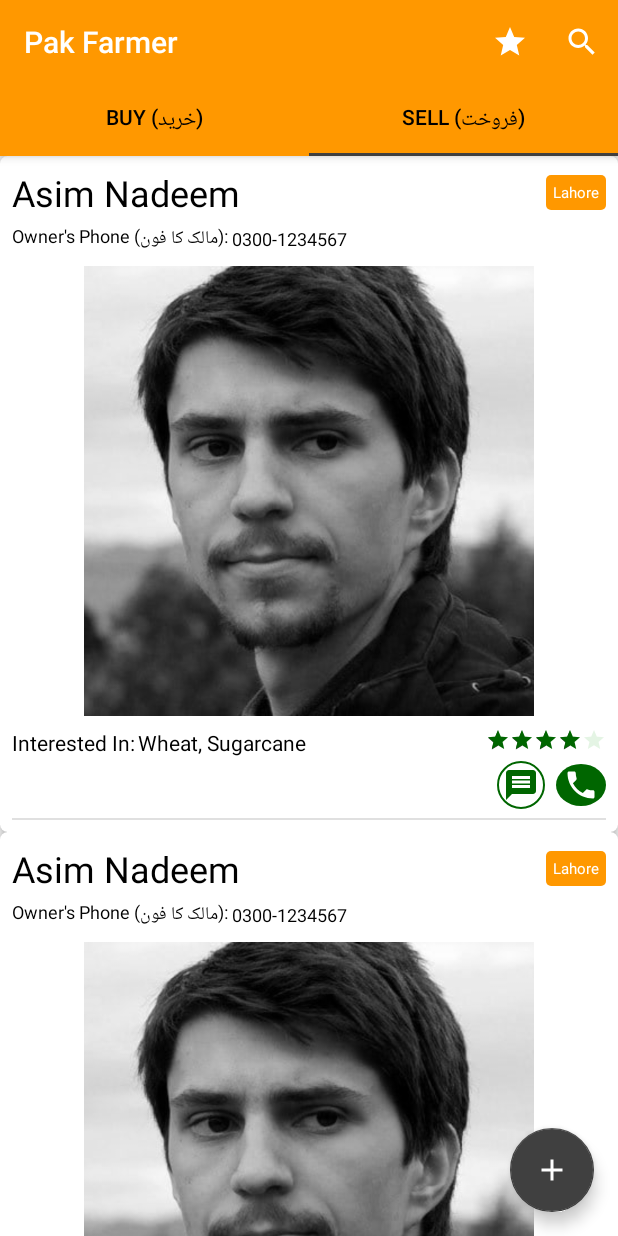
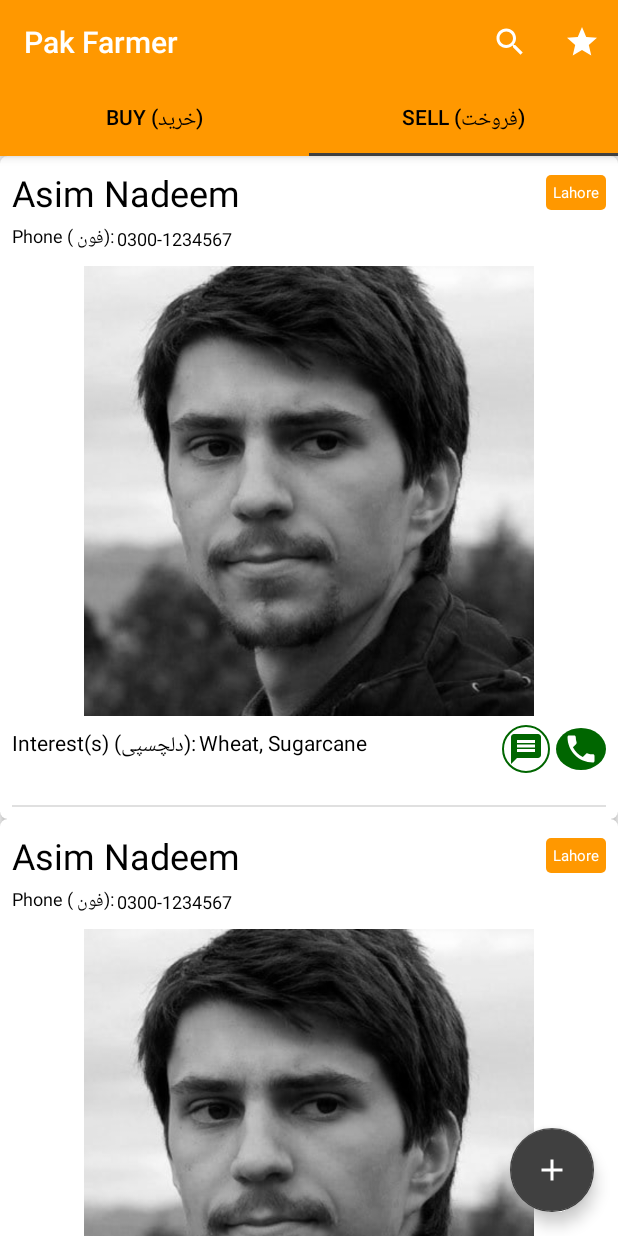
Before and after one commit to The-Sparkers/Agri-Project, an Android app: the screen it shows after launch (MainActivity), tab 2 chosen, on a phone screen of 412 x 824 dp. Run offline under Robolectric (Android 15) with nearby library versions, the phone set to English and light mode, and no system bars.

Commit message:
UI fixes

```diff
--- a/MobileApp/app/src/main/java/com/sparkerz/pakfarmers/MainActivity.java
+++ b/MobileApp/app/src/main/java/com/sparkerz/pakfarmers/MainActivity.java
@@ -24,6 +24,7 @@ public class MainActivity extends AppCompatActivity implements BuyAdFragment.OnL
     protected void onCreate(Bundle savedInstanceState) {
         super.onCreate(savedInstanceState);
         setContentView(R.layout.activity_main);
+        initToolbar();
         SectionsPagerAdapter sectionsPagerAdapter = new SectionsPagerAdapter(this, getSupportFragmentManager());
         ViewPager viewPager = findViewById(R.id.view_pager);
         viewPager.setAdapter(sectionsPagerAdapter);
@@ -38,6 +39,10 @@ public class MainActivity extends AppCompatActivity implements BuyAdFragment.OnL
                         .setAction("Action", null).show();
             }
         });
+
+    }
+
+    private void initToolbar(){
         Toolbar toolbar =findViewById(R.id.toolbar);
         setSupportActionBar(toolbar);
         Objects.requireNonNull(getSupportActionBar()).setTitle(R.string.app_name);
--- a/MobileApp/app/src/main/res/layout/fragment_sellad.xml
+++ b/MobileApp/app/src/main/res/layout/fragment_sellad.xml
@@ -15,20 +15,19 @@
             android:id="@+id/btnCall"
             android:layout_width="wrap_content"
             android:layout_height="wrap_content"
-            android:layout_marginTop="8dp"
             android:background="@drawable/bg_call_broker_btn"
-            app:layout_constraintEnd_toEndOf="@+id/rateBroker"
-            app:layout_constraintTop_toBottomOf="@+id/rateBroker"
+            app:layout_constraintEnd_toEndOf="@+id/imageView"
+            app:layout_constraintTop_toTopOf="@+id/txtInterests"
             app:srcCompat="@drawable/ic_phone_white_24dp" />
 
         <ImageButton
             android:id="@+id/btnMessage"
             android:layout_width="wrap_content"
             android:layout_height="wrap_content"
+            android:layout_marginEnd="4dp"
             android:background="@drawable/bg_message_btn"
             app:layout_constraintBottom_toBottomOf="@+id/btnCall"
             app:layout_constraintEnd_toStartOf="@+id/btnCall"
-            app:layout_constraintStart_toStartOf="@+id/rateBroker"
             app:layout_constraintTop_toTopOf="@+id/btnCall"
             app:srcCompat="@drawable/ic_message_white_24dp" />
 
@@ -42,25 +41,12 @@
             app:layout_constraintTop_toBottomOf="@+id/textView8"
             app:srcCompat="@drawable/agri_4" />
 
-        <RatingBar
-            android:id="@+id/rateBroker"
-            style="@style/RatingBar"
-            android:layout_width="wrap_content"
-            android:layout_height="wrap_content"
-            android:numStars="5"
-            android:progressBackgroundTint="@color/colorSecondaryLight"
-            android:progressTint="@color/colorSecondary"
-            android:rating="4"
-            android:stepSize="0.1"
-            app:layout_constraintEnd_toEndOf="@+id/imageView"
-            app:layout_constraintTop_toTopOf="@+id/txtInterests" />
-
         <TextView
             android:id="@+id/textView8"
             android:layout_width="wrap_content"
             android:layout_height="wrap_content"
             android:layout_marginTop="4dp"
-            android:text="@string/text_phone"
+            android:text="@string/broker_phone"
             android:textColor="@color/colorTextPositive"
             android:textSize="12sp"
             app:layout_constraintStart_toStartOf="@+id/txtBrokerName"
@@ -111,7 +97,7 @@
             android:layout_marginEnd="4dp"
             android:text="Wheat, Sugarcane"
             android:textColor="@color/colorTextPositive"
-            app:layout_constraintEnd_toStartOf="@+id/rateBroker"
+            app:layout_constraintEnd_toStartOf="@+id/btnMessage"
             app:layout_constraintStart_toEndOf="@+id/textView4"
             app:layout_constraintTop_toTopOf="@+id/textView4" />
 
@@ -133,12 +119,12 @@
             android:id="@+id/divider2"
             android:layout_width="0dp"
             android:layout_height="1dp"
-            android:layout_marginTop="8dp"
+            android:layout_marginTop="32dp"
             android:layout_marginBottom="8dp"
             android:background="?android:attr/listDivider"
             app:layout_constraintBottom_toBottomOf="parent"
             app:layout_constraintEnd_toEndOf="@+id/btnCall"
             app:layout_constraintStart_toStartOf="@+id/textView4"
-            app:layout_constraintTop_toBottomOf="@+id/btnCall" />
+            app:layout_constraintTop_toBottomOf="@+id/txtInterests" />
     </androidx.constraintlayout.widget.ConstraintLayout>
 </androidx.cardview.widget.CardView>
--- a/MobileApp/app/src/main/res/layout/fragment_sellad_list.xml
+++ b/MobileApp/app/src/main/res/layout/fragment_sellad_list.xml
@@ -8,6 +8,7 @@
     android:layout_height="match_parent"
     android:layout_marginLeft="16dp"
     android:layout_marginRight="16dp"
+    android:layout_marginBottom="16dp"
     app:layoutManager="LinearLayoutManager"
     tools:context=".fragments.sellfragment.SellAdFragment"
     tools:listitem="@layout/fragment_sellad" />
--- a/MobileApp/app/src/main/res/menu/sell_menu.xml
+++ b/MobileApp/app/src/main/res/menu/sell_menu.xml
@@ -1,6 +1,12 @@
 <?xml version="1.0" encoding="utf-8"?>
 <menu xmlns:android="http://schemas.android.com/apk/res/android"
     xmlns:app="http://schemas.android.com/apk/res-auto">
+    <item
+        android:id="@+id/app_bar_search_brokers"
+        android:icon="@drawable/ic_search_black_24dp"
+        android:title="@string/search"
+        app:actionViewClass="android.widget.SearchView"
+        app:showAsAction="always" />
     <group android:id="@+id/menuGroupAccount" >
         <item
             android:id="@+id/menuItemFavoriteBrokers"
@@ -8,10 +14,4 @@
             android:title="@string/favorites"
             app:showAsAction="ifRoom" />
     </group>
-    <item
-        android:id="@+id/app_bar_search_brokers"
-        android:icon="@drawable/ic_search_black_24dp"
-        android:title="@string/search"
-        app:actionViewClass="android.widget.SearchView"
-        app:showAsAction="always" />
 </menu>
--- a/MobileApp/app/src/main/res/values/strings.xml
+++ b/MobileApp/app/src/main/res/values/strings.xml
@@ -8,7 +8,7 @@
     <string name="text_price">Price (قیمت):</string>
     <string name="text_view_details_btn">Detail (تفصیل)</string>
     <string name="text_advertisement_image">Advertisement Image</string>
-    <string name="text_interested_in">Interested In:</string>
+    <string name="text_interested_in">Interest(s) (دلچسپی):</string>
     <string name="text_phone">Owner\'s Phone (مالک کا فون):</string>
     <string name="text_quality">Quality (معیار): </string>
     <string name="text_farmer_s_detail">"Farmer's Detail (کسان کی تفصیل): "</string>
@@ -21,4 +21,5 @@
     <string name="text_profile">Profile</string>
     <string name="text_view_vegetables">View Vegetables (سبزیاں)</string>
     <string name="text_view_fruits">View Fruits (پھل)</string>
+    <string name="broker_phone">Phone ( فون):</string>
 </resources>
```
Also changed, not shown: 1 other file.
